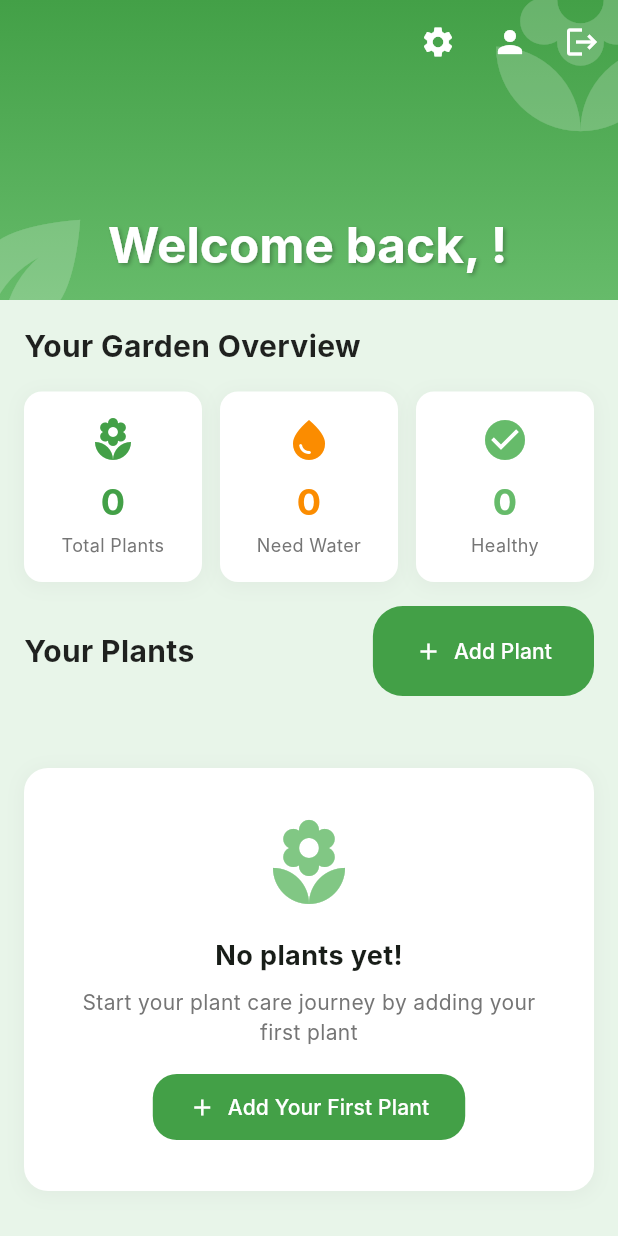
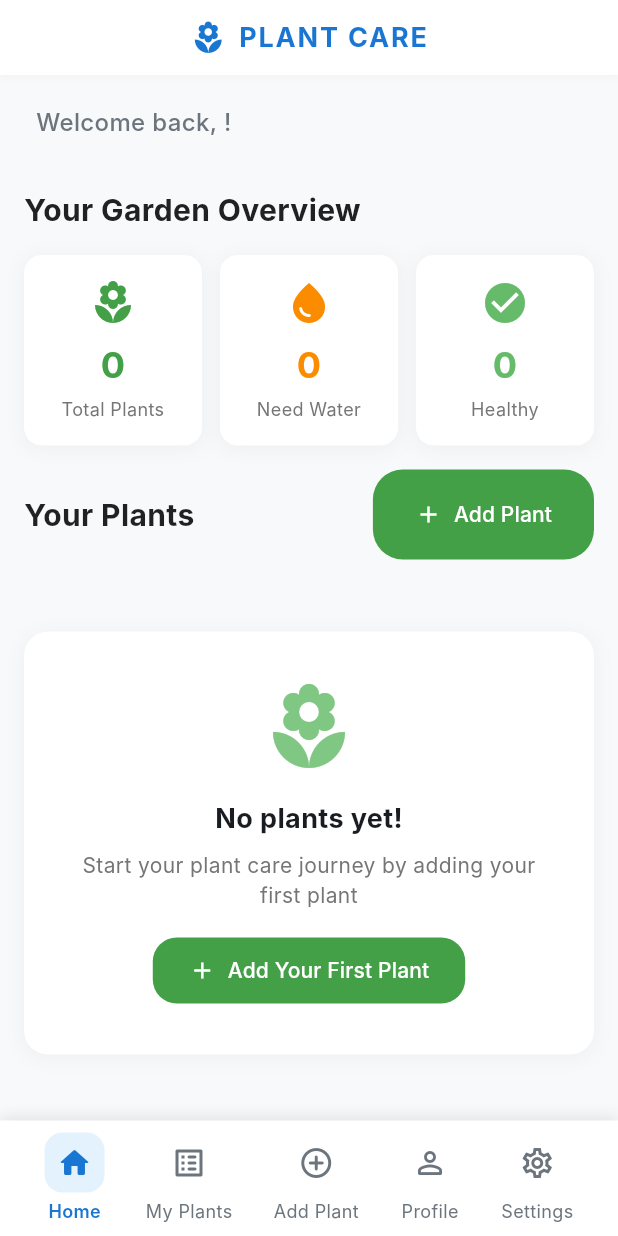
Before and after one commit to kirieievv/plantcare, a Flutter app: the screen it shows once a user with an empty profile is signed in, on a phone screen of 412 x 824 dp. Run offline on Flutter 3.47's test engine with Material 3 defaults, Android fonts, the phone set to English and light mode, and no system bars; our stand-ins replace cloud_firestore, firebase_auth, firebase_core, firebase_storage, image_picker, shared_preferences; accounts and stored records are empty; Roboto replaces fonts that are missing (Inter).

Commit message:
Last working
Last working

Last working

Last working

```diff
--- a/plant_care/lib/main.dart
+++ b/plant_care/lib/main.dart
@@ -2,9 +2,12 @@ import 'package:flutter/material.dart';
 import 'package:firebase_core/firebase_core.dart';
 import 'package:firebase_auth/firebase_auth.dart';
 import 'firebase_options.dart';
-import 'screens/auth_screen.dart';
-import 'screens/dashboard_screen.dart';
-import 'services/auth_service.dart';
+import 'package:plant_care/screens/auth_screen.dart';
+
+import 'package:plant_care/screens/main_navigation_screen.dart';
+import 'package:plant_care/services/auth_service.dart';
+import 'package:plant_care/utils/app_theme.dart';
+
 
 void main() async {
   WidgetsFlutterBinding.ensureInitialized();
@@ -24,13 +27,13 @@ class MyApp extends StatelessWidget {
       debugShowCheckedModeBanner: false,
       theme: ThemeData(
         colorScheme: ColorScheme.fromSeed(
-          seedColor: const Color(0xFF00C853), // AppTheme.primaryGreen
+          seedColor: AppTheme.primaryBlue,
           brightness: Brightness.light,
         ),
         useMaterial3: true,
         fontFamily: 'Inter',
         appBarTheme: const AppBarTheme(
-          backgroundColor: Color(0xFF00C853),
+          backgroundColor: AppTheme.primaryBlue,
           foregroundColor: Colors.white,
           elevation: 0,
           centerTitle: true,
@@ -42,7 +45,7 @@ class MyApp extends StatelessWidget {
         ),
         elevatedButtonTheme: ElevatedButtonThemeData(
           style: ElevatedButton.styleFrom(
-            backgroundColor: const Color(0xFF00C853),
+            backgroundColor: AppTheme.primaryBlue,
             foregroundColor: Colors.white,
             padding: const EdgeInsets.symmetric(horizontal: 28, vertical: 20),
             shape: RoundedRectangleBorder(
@@ -71,7 +74,7 @@ class MyApp extends StatelessWidget {
           ),
           focusedBorder: OutlineInputBorder(
             borderRadius: BorderRadius.circular(16),
-            borderSide: const BorderSide(color: Color(0xFF00C853), width: 2),
+            borderSide: BorderSide(color: AppTheme.primaryBlue, width: 2),
           ),
           contentPadding: const EdgeInsets.symmetric(horizontal: 20, vertical: 20),
         ),
@@ -149,9 +152,9 @@ class _AuthWrapperState extends State<AuthWrapper> {
       );
     }
 
-    // If user is authenticated, show dashboard
+    // If user is authenticated, show main navigation
     if (_user != null) {
-      return DashboardScreen(user: _user!);
+      return MainNavigationScreen(user: _user!);
     }
 
     // If no user, show auth screen
--- a/plant_care/lib/screens/dashboard_screen.dart
+++ b/plant_care/lib/screens/dashboard_screen.dart
@@ -5,11 +5,12 @@ import '../services/auth_service.dart';
 import '../services/user_service.dart';
 import '../services/plant_service.dart';
 import '../widgets/plant_card.dart';
+import '../utils/app_theme.dart';
 import 'auth_screen.dart';
-import 'profile_screen.dart';
+
 import 'add_plant_screen.dart';
 import 'plant_details_screen.dart';
-import 'settings_screen.dart';
+
 
 class DashboardScreen extends StatefulWidget {
   final User? user;
@@ -84,95 +85,57 @@ class _DashboardScreenState extends State<DashboardScreen> {
   @override
   Widget build(BuildContext context) {
     return Scaffold(
-      backgroundColor: Colors.green.shade50,
+      backgroundColor: AppTheme.lightGrey,
       body: _isLoading
           ? const Center(child: CircularProgressIndicator())
           : CustomScrollView(
               slivers: [
-                // App Bar with Profile
-                SliverAppBar(
-                  expandedHeight: 200,
-                  floating: false,
-                  pinned: true,
-                  backgroundColor: Colors.green.shade600,
-                  flexibleSpace: FlexibleSpaceBar(
-                    title: Text(
-                      'Welcome back, ${_userProfile?.name.split(' ').first ?? 'Plant Lover'}!',
-                      style: const TextStyle(
-                        color: Colors.white,
-                        fontWeight: FontWeight.bold,
-                        shadows: [
-                          Shadow(
-                            offset: Offset(1, 1),
-                            blurRadius: 3,
-                            color: Colors.black26,
+                // Plant Care Logo Bar
+                SliverToBoxAdapter(
+                  child: Container(
+                    height: 50,
+                    decoration: BoxDecoration(
+                      color: AppTheme.white,
+                      boxShadow: AppTheme.shadowSmall,
+                    ),
+                    child: Center(
+                      child: Row(
+                        mainAxisAlignment: MainAxisAlignment.center,
+                        children: [
+                          Icon(
+                            Icons.local_florist,
+                            color: AppTheme.primaryBlue,
+                            size: 24,
                           ),
-                        ],
-                      ),
-                    ),
-                    background: Container(
-                      decoration: BoxDecoration(
-                        gradient: LinearGradient(
-                          begin: Alignment.topCenter,
-                          end: Alignment.bottomCenter,
-                          colors: [
-                            Colors.green.shade600,
-                            Colors.green.shade400,
-                          ],
-                        ),
-                      ),
-                      child: Stack(
-                        children: [
-                          Positioned(
-                            right: -50,
-                            top: -50,
-                            child: Icon(
-                              Icons.local_florist,
-                              size: 150,
-                              color: Colors.white.withOpacity(0.2),
-                            ),
-                          ),
-                          Positioned(
-                            left: -30,
-                            bottom: -30,
-                            child: Icon(
-                              Icons.eco,
-                              size: 100,
-                              color: Colors.white.withOpacity(0.2),
+                          const SizedBox(width: 8),
+                          Text(
+                            'PLANT CARE',
+                            style: TextStyle(
+                              color: AppTheme.primaryBlue,
+                              fontSize: 18,
+                              fontWeight: FontWeight.bold,
+                              letterSpacing: 1.2,
                             ),
                           ),
                         ],
                       ),
                     ),
                   ),
-                  actions: [
-                    IconButton(
-                      onPressed: () {
-                        if (widget.user != null) {
-                          Navigator.of(context).push(
-                            MaterialPageRoute(
-                              builder: (context) => SettingsScreen(user: widget.user!),
-                            ),
-                          );
-                        }
-                      },
-                      icon: const Icon(Icons.settings, color: Colors.white),
+                ),
+
+                // Welcome Text
+                SliverToBoxAdapter(
+                  child: Padding(
+                    padding: const EdgeInsets.fromLTRB(24, 20, 24, 16),
+                    child: Text(
+                      'Welcome back, ${_userProfile?.name.split(' ').first ?? 'Plant Lover'}!',
+                      style: TextStyle(
+                        color: AppTheme.textSecondary,
+                        fontSize: 16,
+                        fontWeight: FontWeight.w500,
+                      ),
                     ),
-                    IconButton(
-                      onPressed: () {
-                        Navigator.of(context).push(
-                          MaterialPageRoute(
-                            builder: (context) => const ProfileScreen(),
-                          ),
-                        );
-                      },
-                      icon: const Icon(Icons.person, color: Colors.white),
-                    ),
-                    IconButton(
-                      onPressed: _signOut,
-                      icon: const Icon(Icons.logout, color: Colors.white),
-                    ),
-                  ],
+                  ),
                 ),
 
                 // Statistics Cards
@@ -182,12 +145,12 @@ class _DashboardScreenState extends State<DashboardScreen> {
                     child: Column(
                       crossAxisAlignment: CrossAxisAlignment.start,
                       children: [
-                        const Text(
+                        Text(
                           'Your Garden Overview',
                           style: TextStyle(
                             fontSize: 20,
                             fontWeight: FontWeight.bold,
-                            color: Colors.black87,
+                            color: AppTheme.textPrimary,
                           ),
                         ),
                         const SizedBox(height: 16),
--- /dev/null
+++ b/plant_care/lib/screens/main_navigation_screen.dart
@@ -0,0 +1,108 @@
+import 'package:flutter/material.dart';
+import 'package:plant_care/screens/dashboard_screen.dart';
+import 'package:plant_care/screens/plant_list_screen.dart';
+import 'package:plant_care/screens/add_plant_screen.dart';
+import 'package:plant_care/screens/profile_screen.dart';
+import 'package:plant_care/screens/settings_screen.dart';
+import 'package:plant_care/utils/app_theme.dart';
+import 'package:firebase_auth/firebase_auth.dart';
+
+class MainNavigationScreen extends StatefulWidget {
+  final User? user;
+
+  const MainNavigationScreen({Key? key, this.user}) : super(key: key);
+
+  @override
+  State<MainNavigationScreen> createState() => _MainNavigationScreenState();
+}
+
+class _MainNavigationScreenState extends State<MainNavigationScreen> {
+  int _currentIndex = 0;
+
+  late final List<Widget> _screens;
+
+  @override
+  void initState() {
+    super.initState();
+    _screens = [
+      DashboardScreen(user: widget.user),
+      const PlantListScreen(),
+      const AddPlantScreen(),
+      const ProfileScreen(),
+      SettingsScreen(user: widget.user!),
+    ];
+  }
+
+  @override
+  Widget build(BuildContext context) {
+    return Scaffold(
+      body: _screens[_currentIndex],
+      bottomNavigationBar: Container(
+        decoration: BoxDecoration(
+          color: AppTheme.white,
+          boxShadow: [
+            BoxShadow(
+              color: AppTheme.shadowGrey.withOpacity(0.1),
+              blurRadius: 8,
+              offset: const Offset(0, -2),
+              spreadRadius: 0,
+            ),
+          ],
+        ),
+        child: SafeArea(
+          child: Padding(
+            padding: const EdgeInsets.symmetric(horizontal: 16, vertical: 8),
+            child: Row(
+              mainAxisAlignment: MainAxisAlignment.spaceAround,
+              children: [
+                _buildNavItem(0, Icons.home_rounded, 'Home'),
+                _buildNavItem(1, Icons.list_alt_rounded, 'My Plants'),
+                _buildNavItem(2, Icons.add_circle_outline_rounded, 'Add Plant'),
+                _buildNavItem(3, Icons.person_outline_rounded, 'Profile'),
+                _buildNavItem(4, Icons.settings_outlined, 'Settings'),
+              ],
+            ),
+          ),
+        ),
+      ),
+    );
+  }
+
+  Widget _buildNavItem(int index, IconData icon, String label) {
+    final isSelected = _currentIndex == index;
+
+    return GestureDetector(
+      onTap: () {
+        setState(() {
+          _currentIndex = index;
+        });
+      },
+      child: Column(
+        mainAxisSize: MainAxisSize.min,
+        children: [
+          Container(
+            padding: const EdgeInsets.all(8),
+            decoration: BoxDecoration(
+              color: isSelected ? AppTheme.lightBlue : Colors.transparent,
+              borderRadius: BorderRadius.circular(12),
+            ),
+            child: Icon(
+              icon,
+              color: isSelected ? AppTheme.primaryBlue : AppTheme.darkGrey,
+              size: 24,
+            ),
+          ),
+          const SizedBox(height: 4),
+          Text(
+            label,
+            style: TextStyle(
+              fontSize: 12,
+              fontWeight: isSelected ? FontWeight.w600 : FontWeight.w400,
+              color: isSelected ? AppTheme.primaryBlue : AppTheme.darkGrey,
+            ),
+          ),
+        ],
+      ),
+    );
+  }
+}
--- a/plant_care/lib/utils/app_theme.dart
+++ b/plant_care/lib/utils/app_theme.dart
@@ -1,21 +1,19 @@
 import 'package:flutter/material.dart';
 
 class AppTheme {
-  // Modern Color Palette
-  static const Color primaryGreen = Color(0xFF00C853);
-  static const Color lightGreen = Color(0xFF69F0AE);
-  static const Color darkGreen = Color(0xFF00E676);
-  static const Color primaryBlue = Color(0xFF2196F3);
-  static const Color lightBlue = Color(0xFF64B5F6);
-  static const Color darkBlue = Color(0xFF1976D2);
+  // KLM Style Color Palette
+  static const Color primaryBlue = Color(0xFF1976D2); // KLM Blue
+  static const Color darkBlue = Color(0xFF0D47A1); // Dark Blue
+  static const Color lightBlue = Color(0xFFE3F2FD); // Light Blue
+  static const Color accentGreen = Color(0xFF4CAF50); // Success Green
   static const Color white = Color(0xFFFFFFFF);
-  static const Color lightGrey = Color(0xFFFAFAFA);
-  static const Color mediumGrey = Color(0xFFE8E8E8);
-  static const Color darkGrey = Color(0xFF424242);
-  static const Color textPrimary = Color(0xFF1A1A1A);
-  static const Color textSecondary = Color(0xFF666666);
-  static const Color accentPurple = Color(0xFF7C4DFF);
-  static const Color accentOrange = Color(0xFFFF6B35);
+  static const Color lightGrey = Color(0xFFF8F9FA);
+  static const Color mediumGrey = Color(0xFFE9ECEF);
+  static const Color darkGrey = Color(0xFF6C757D);
+  static const Color textPrimary = Color(0xFF212121);
+  static const Color textSecondary = Color(0xFF6C757D);
+  static const Color borderGrey = Color(0xFFDEE2E6);
+  static const Color shadowGrey = Color(0xFF000000);
 
   // Modern Typography
   static const String fontFamily = 'Inter';
@@ -85,8 +83,17 @@ class AppTheme {
   static const double radiusL = 24.0;
   static const double radiusXL = 32.0;
 
-  // Modern Shadows
+  // KLM Style Shadows
   static const List<BoxShadow> shadowSmall = [
+    BoxShadow(
+      color: Color(0x08000000),
+      blurRadius: 4,
+      offset: Offset(0, 1),
+      spreadRadius: 0,
+    ),
+  ];
+
+  static const List<BoxShadow> shadowMedium = [
     BoxShadow(
       color: Color(0x0A000000),
       blurRadius: 8,
@@ -95,20 +102,11 @@ class AppTheme {
     ),
   ];
 
-  static const List<BoxShadow> shadowMedium = [
+  static const List<BoxShadow> shadowLarge = [
     BoxShadow(
       color: Color(0x0F000000),
-      blurRadius: 16,
+      blurRadius: 12,
       offset: Offset(0, 4),
-      spreadRadius: 0,
-    ),
-  ];
-
-  static const List<BoxShadow> shadowLarge = [
-    BoxShadow(
-      color: Color(0x15000000),
-      blurRadius: 24,
-      offset: Offset(0, 8),
       spreadRadius: 0,
     ),
   ];
@@ -156,21 +154,21 @@ class AppTheme {
     boxShadow: shadowMedium,
   );
 
-  // Modern Button Styles
+  // KLM Style Button Styles
   static ButtonStyle primaryButtonStyle = ElevatedButton.styleFrom(
-    backgroundColor: primaryGreen,
+    backgroundColor: primaryBlue,
     foregroundColor: white,
     padding: const EdgeInsets.symmetric(horizontal: spacingL, vertical: spacingM),
     shape: RoundedRectangleBorder(
       borderRadius: BorderRadius.circular(radiusM),
     ),
     elevation: 0,
-    shadowColor: primaryGreen.withOpacity(0.3),
+    shadowColor: primaryBlue.withOpacity(0.2),
   );
 
   // Gradient Button
   static ButtonStyle gradientButtonStyle = ElevatedButton.styleFrom(
-    backgroundColor: primaryGreen,
+    backgroundColor: primaryBlue,
     foregroundColor: white,
     padding: const EdgeInsets.symmetric(horizontal: spacingL, vertical: spacingM),
     shape: RoundedRectangleBorder(
@@ -209,7 +207,7 @@ class AppTheme {
     return InputDecoration(
       labelText: labelText,
       hintText: hintText,
-      prefixIcon: prefixIcon != null ? Icon(prefixIcon, color: primaryGreen) : null,
+      prefixIcon: prefixIcon != null ? Icon(prefixIcon, color: primaryBlue) : null,
       border: OutlineInputBorder(
         borderRadius: BorderRadius.circular(radiusM),
         borderSide: BorderSide(color: borderColor ?? mediumGrey),
@@ -220,7 +218,7 @@ class AppTheme {
       ),
       focusedBorder: OutlineInputBorder(
         borderRadius: BorderRadius.circular(radiusM),
-        borderSide: BorderSide(color: primaryGreen, width: 2),
+        borderSide: BorderSide(color: primaryBlue, width: 2),
       ),
       filled: true,
       fillColor: lightGrey,
```
Also changed, not shown: plant_care/lib/screens/add_plant_screen.dart (+24 -5 lines), plant_care/lib/screens/edit_plant_screen.dart (+24 -2 lines), plant_care/lib/screens/plant_details_screen.dart (+39 -64 lines), plant_care/lib/screens/plant_list_screen.dart (+24 -51 lines), plant_care/lib/screens/profile_screen.dart (+25 -4 lines), plant_care/lib/screens/settings_screen.dart (+24 -2 lines), 3 other files.
